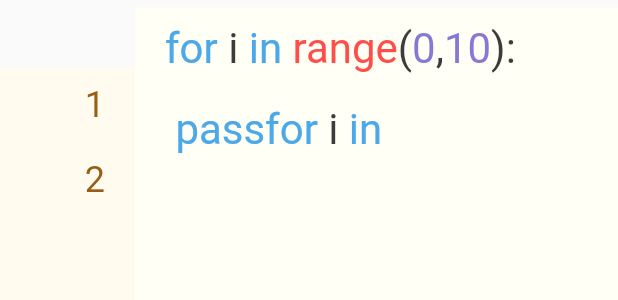
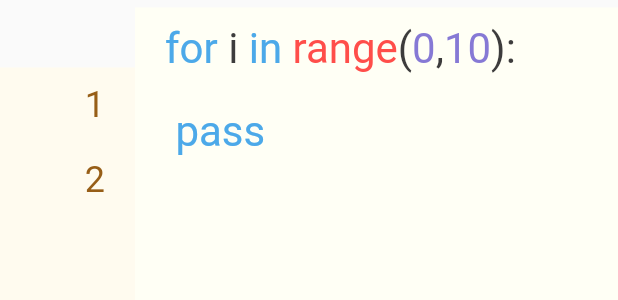
Before and after one commit to guissy/mylearn, a Flutter app: the Editor widget shown alone on an empty page, opened directly, on a phone screen of 412 x 824 dp. Shown: the top 300 px of the screen. Run offline on Flutter 3.47's test engine with Material 2 defaults, Android fonts, the phone set to English and light mode, and no system bars; our stand-ins replace flutter_svg.

```diff
--- a/lib/abc/getCodeSpan.dart
+++ b/lib/abc/getCodeSpan.dart
@@ -52,6 +52,17 @@ class GetCodeSpan {
                   }
                 });
               } else {
+                renderWord(str, index);
+              }
+            }
+          }
+        }
+      }
+    }
+    return spans;
+  }
+
+  renderWord(str, index) {
     RegExp isNumber = new RegExp(r"^(\d)*\.?(\d)*$");
     RegExp isComment = new RegExp(r'^#.+');
     RegExp isBool = new RegExp(r'^(True|False)$');
@@ -75,13 +86,6 @@ class GetCodeSpan {
     } else {
       spans.insert(index, TextSpan(text: str, style: TextStyle(color: Color(0xff3d3c3c))));
     }
-              }
-            }
-          }
-        }
-      }
-    }
-    return spans;
   }
 
   // 括号/逗号/空格
--- a/lib/stage/editor.dart
+++ b/lib/stage/editor.dart
@@ -8,7 +8,12 @@ class Editor extends StatefulWidget {
 
 class _EditorState extends State<Editor> {
 
-  GetCodeSpan getCodeSpan = new GetCodeSpan('for i in range(0, 10): \n   pass');
+  GetCodeSpan getCodeSpan = new GetCodeSpan('');
+
+  getSpan(String s) {
+    getCodeSpan.spans.clear();
+    return getCodeSpan.start(s, 0);
+  }
 
   @override
   Widget build(BuildContext context) {
@@ -59,7 +64,7 @@ class _EditorState extends State<Editor> {
                             text: '',
                             style: TextStyle(
                                 color: Colors.black, fontSize: 28.0),
-                            children: getCodeSpan.start(code[i], 0),
+                            children: getSpan(code[i]),
                           ),
                         ),
                       )),
```
Lines whose indentation alone changed are shown as unchanged.
